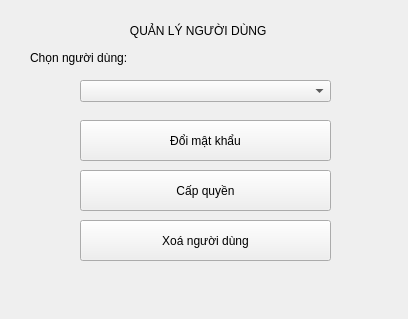
First picture: the form in quanlyuser.ui, repository si13ncer/DoAnCTDL, before the edit.
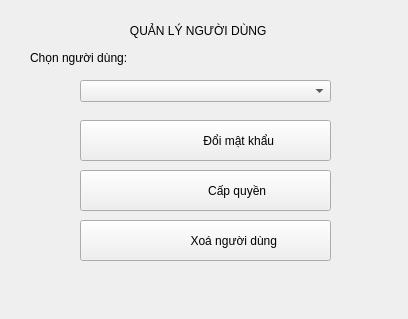
Second picture: the form after the edit. Icons and pictures are not drawn.

```diff
--- a/quanlyuser.ui
+++ b/quanlyuser.ui
@@ -58,8 +58,24 @@
      <height>41</height>
     </rect>
    </property>
+   <property name="layoutDirection">
+    <enum>Qt::LeftToRight</enum>
+   </property>
    <property name="text">
-    <string>Đổi mật khẩu</string>
+    <string>                    Đổi mật khẩu</string>
+   </property>
+   <property name="icon">
+    <iconset resource="res.qrc">
+     <normaloff>:/res/res/icon/changepw.png</normaloff>:/res/res/icon/changepw.png</iconset>
+   </property>
+   <property name="iconSize">
+    <size>
+     <width>30</width>
+     <height>30</height>
+    </size>
+   </property>
+   <property name="toolButtonStyle">
+    <enum>Qt::ToolButtonTextBesideIcon</enum>
    </property>
   </widget>
   <widget class="QToolButton" name="btnCapquyen">
@@ -72,7 +88,20 @@
     </rect>
    </property>
    <property name="text">
-    <string>Cấp quyền</string>
+    <string>                   Cấp quyền</string>
+   </property>
+   <property name="icon">
+    <iconset resource="res.qrc">
+     <normaloff>:/res/res/icon/permission.png</normaloff>:/res/res/icon/permission.png</iconset>
+   </property>
+   <property name="iconSize">
+    <size>
+     <width>60</width>
+     <height>60</height>
+    </size>
+   </property>
+   <property name="toolButtonStyle">
+    <enum>Qt::ToolButtonTextBesideIcon</enum>
    </property>
   </widget>
   <widget class="QToolButton" name="btnDeluser">
@@ -85,7 +114,20 @@
     </rect>
    </property>
    <property name="text">
-    <string>Xoá người dùng</string>
+    <string>                 Xoá người dùng</string>
+   </property>
+   <property name="icon">
+    <iconset resource="res.qrc">
+     <normaloff>:/res/res/icon/deluser.png</normaloff>:/res/res/icon/deluser.png</iconset>
+   </property>
+   <property name="iconSize">
+    <size>
+     <width>45</width>
+     <height>45</height>
+    </size>
+   </property>
+   <property name="toolButtonStyle">
+    <enum>Qt::ToolButtonTextBesideIcon</enum>
    </property>
   </widget>
  </widget>
```
Left out of the diff: 4 changed lines with no effect on the pictures.
